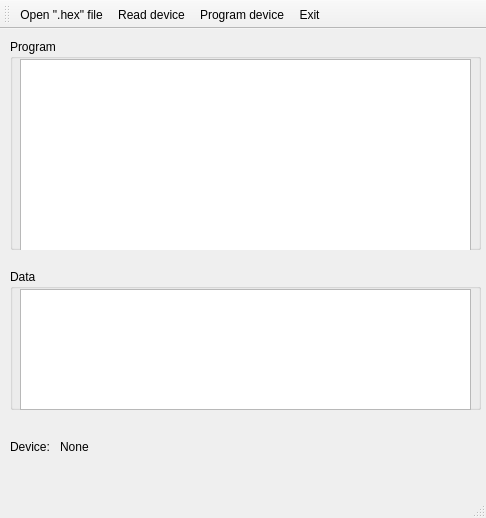
The window that gui/ui/main.ui (xSQL/pyqt5-pk2cmd) describes before a commit, drawn with Qt 5.
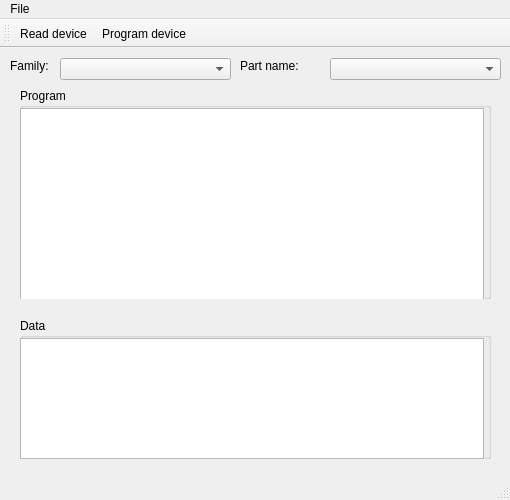
The same window after the commit. Icons and pictures are not drawn.

Patch:
```diff
--- a/gui/ui/main.ui
+++ b/gui/ui/main.ui
@@ -6,45 +6,37 @@
    <rect>
     <x>0</x>
     <y>0</y>
-    <width>486</width>
-    <height>518</height>
+    <width>510</width>
+    <height>500</height>
    </rect>
   </property>
+  <property name="sizePolicy">
+   <sizepolicy hsizetype="Preferred" vsizetype="Preferred">
+    <horstretch>0</horstretch>
+    <verstretch>0</verstretch>
+   </sizepolicy>
+  </property>
+  <property name="minimumSize">
+   <size>
+    <width>510</width>
+    <height>500</height>
+   </size>
+  </property>
+  <property name="maximumSize">
+   <size>
+    <width>510</width>
+    <height>500</height>
+   </size>
+  </property>
   <property name="windowTitle">
    <string>MainWindow</string>
   </property>
   <widget class="QWidget" name="centralwidget">
-   <widget class="QLabel" name="label">
-    <property name="geometry">
-     <rect>
-      <x>10</x>
-      <y>410</y>
-      <width>61</width>
-      <height>15</height>
-     </rect>
-    </property>
-    <property name="text">
-     <string>Device:</string>
-    </property>
-   </widget>
-   <widget class="QLabel" name="deviceLabel">
-    <property name="geometry">
-     <rect>
-      <x>60</x>
-      <y>410</y>
-      <width>341</width>
-      <height>16</height>
-     </rect>
-    </property>
-    <property name="text">
-     <string>None</string>
-    </property>
-   </widget>
    <widget class="QGroupBox" name="groupBox">
     <property name="geometry">
      <rect>
-      <x>10</x>
-      <y>10</y>
+      <x>20</x>
+      <y>40</y>
       <width>471</width>
       <height>211</height>
      </rect>
@@ -55,9 +47,9 @@
     <widget class="QTableWidget" name="codeTable">
      <property name="geometry">
       <rect>
-       <x>10</x>
+       <x>0</x>
        <y>20</y>
-       <width>451</width>
+       <width>464</width>
        <height>192</height>
       </rect>
      </property>
@@ -87,8 +79,8 @@
    <widget class="QGroupBox" name="groupBox_2">
     <property name="geometry">
      <rect>
-      <x>10</x>
-      <y>240</y>
+      <x>20</x>
+      <y>270</y>
       <width>471</width>
       <height>141</height>
      </rect>
@@ -99,24 +91,96 @@
     <widget class="QTableWidget" name="tableWidget">
      <property name="geometry">
       <rect>
-       <x>10</x>
+       <x>0</x>
        <y>20</y>
-       <width>451</width>
+       <width>464</width>
        <height>121</height>
       </rect>
      </property>
+     <attribute name="horizontalHeaderVisible">
+      <bool>false</bool>
+     </attribute>
+     <attribute name="horizontalHeaderHighlightSections">
+      <bool>false</bool>
+     </attribute>
+     <attribute name="verticalHeaderVisible">
+      <bool>false</bool>
+     </attribute>
+     <attribute name="verticalHeaderDefaultSectionSize">
+      <number>21</number>
+     </attribute>
+     <attribute name="verticalHeaderHighlightSections">
+      <bool>false</bool>
+     </attribute>
+     <attribute name="verticalHeaderMinimumSectionSize">
+      <number>17</number>
+     </attribute>
     </widget>
    </widget>
+   <widget class="QComboBox" name="familyBox">
+    <property name="geometry">
+     <rect>
+      <x>60</x>
+      <y>10</y>
+      <width>171</width>
+      <height>22</height>
+     </rect>
+    </property>
+   </widget>
+   <widget class="QComboBox" name="partsBox">
+    <property name="geometry">
+     <rect>
+      <x>330</x>
+      <y>10</y>
+      <width>171</width>
+      <height>22</height>
+     </rect>
+    </property>
+   </widget>
+   <widget class="QLabel" name="label_2">
+    <property name="geometry">
+     <rect>
+      <x>10</x>
+      <y>10</y>
+      <width>59</width>
+      <height>16</height>
+     </rect>
+    </property>
+    <property name="text">
+     <string>Family:</string>
+    </property>
+   </widget>
+   <widget class="QLabel" name="label_3">
+    <property name="geometry">
+     <rect>
+      <x>240</x>
+      <y>10</y>
+      <width>81</width>
+      <height>16</height>
+     </rect>
+    </property>
+    <property name="text">
+     <string>Part name:</string>
+    </property>
+   </widget>
   </widget>
   <widget class="QMenuBar" name="menubar">
    <property name="geometry">
     <rect>
      <x>0</x>
      <y>0</y>
-     <width>486</width>
-     <height>21</height>
+     <width>510</width>
+     <height>19</height>
     </rect>
    </property>
+   <widget class="QMenu" name="menuFile">
+    <property name="title">
+     <string>File</string>
+    </property>
+    <addaction name="actionOpen"/>
+    <addaction name="actionExit"/>
+   </widget>
+   <addaction name="menuFile"/>
   </widget>
   <widget class="QStatusBar" name="statusbar"/>
   <widget class="QToolBar" name="toolBar">
@@ -129,45 +193,16 @@
    <attribute name="toolBarBreak">
     <bool>false</bool>
    </attribute>
-   <addaction name="actionOpen"/>
    <addaction name="actionRead"/>
    <addaction name="actionProgram"/>
-   <addaction name="actionExit"/>
   </widget>
-  <action name="actionOpen">
-   <property name="checkable">
-    <bool>true</bool>
-   </property>
-   <property name="icon">
-    <iconset>
-     <normaloff>:/icon/compile.png</normaloff>:/icon/compile.png</iconset>
-   </property>
-   <property name="text">
-    <string>Open &quot;.hex&quot; file</string>
-   </property>
-   <property name="toolTip">
-    <string>Open &quot;.hex&quot; file</string>
-   </property>
-  </action>
-  <action name="actionExit">
-   <property name="checkable">
-    <bool>true</bool>
-   </property>
-   <property name="icon">
-    <iconset>
-     <normaloff>:/icon/exit.png</normaloff>:/icon/exit.png</iconset>
-   </property>
-   <property name="text">
-    <string>Exit</string>
-   </property>
-   <property name="toolTip">
-    <string>Exit</string>
-   </property>
-  </action>
   <action name="actionRead">
    <property name="checkable">
     <bool>true</bool>
    </property>
+   <property name="checked">
+    <bool>false</bool>
+   </property>
    <property name="icon">
     <iconset>
      <normaloff>:/icon/eraser.png</normaloff>:/icon/eraser.png</iconset>
```
Left out of the diff: 29 changed lines with no effect on the pictures.
